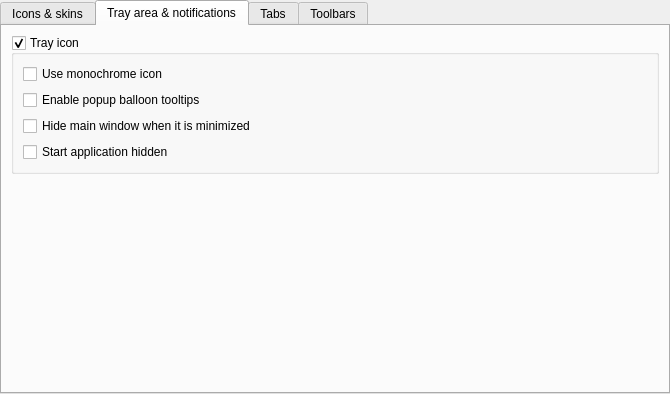
First picture: the form in src/librssguard/gui/settings/settingsgui.ui, repository martinrotter/rssguard, before the edit.
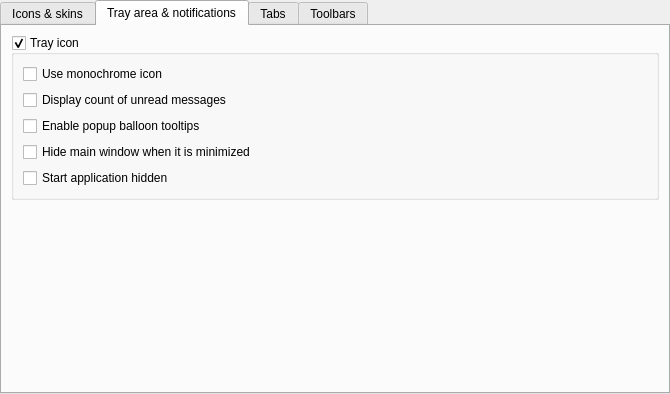
Second picture: the form after the edit. The open tabs and pages were chosen to show the change. Custom widgets are drawn as their Qt base class.

```diff
--- a/src/librssguard/gui/settings/settingsgui.ui
+++ b/src/librssguard/gui/settings/settingsgui.ui
@@ -171,21 +171,21 @@
           <property name="fieldGrowthPolicy">
            <enum>QFormLayout::ExpandingFieldsGrow</enum>
           </property>
-          <item row="2" column="0">
+          <item row="3" column="0">
            <widget class="QCheckBox" name="m_checkHideWhenMinimized">
             <property name="text">
              <string>Hide main window when it is minimized</string>
             </property>
            </widget>
           </item>
-          <item row="3" column="0" colspan="2">
+          <item row="4" column="0" colspan="2">
            <widget class="QCheckBox" name="m_checkHidden">
             <property name="text">
              <string>Start application hidden</string>
             </property>
            </widget>
           </item>
-          <item row="1" column="0">
+          <item row="2" column="0">
            <widget class="QCheckBox" name="m_checkEnableNotifications">
             <property name="text">
              <string>Enable popup balloon tooltips</string>
@@ -199,6 +199,13 @@
             </property>
            </widget>
           </item>
+          <item row="1" column="0">
+           <widget class="QCheckBox" name="m_checkCountUnreadMessages">
+            <property name="text">
+             <string>Display count of unread messages</string>
+            </property>
+           </widget>
+          </item>
          </layout>
         </widget>
        </item>
```
Left out of the diff: 3 changed lines with no effect on the pictures.
